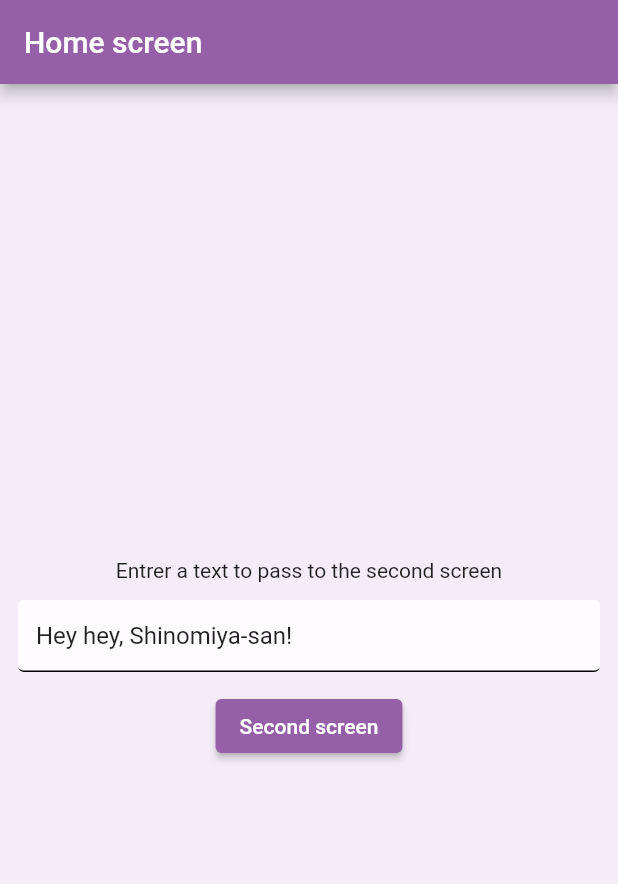
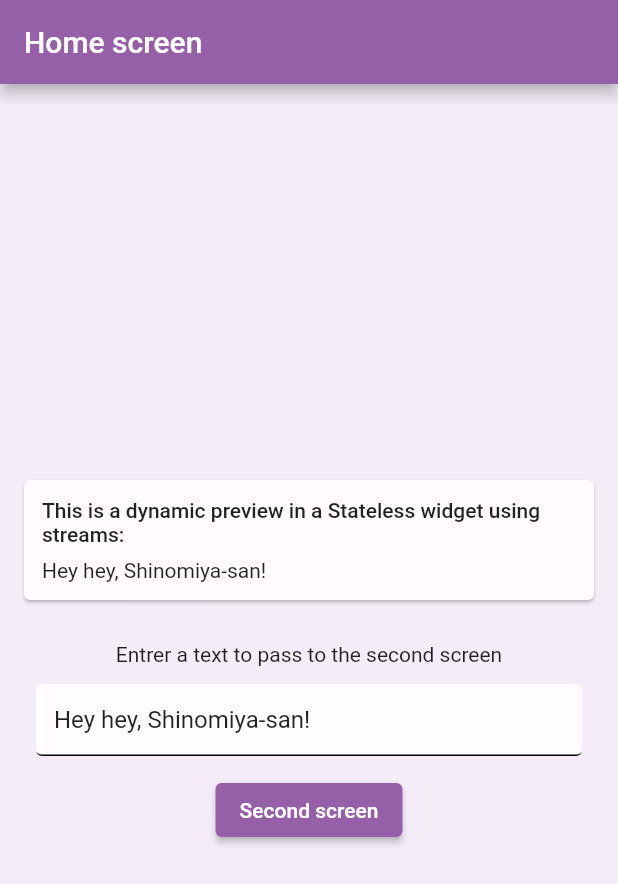
Before and after one commit to ArgoEMT/Template-App-Flutter, a Flutter app: the screen it shows after launch, on a phone screen of 412 x 824 dp. Shown: the top 884 px of the screen. Run offline on Flutter 3.47's test engine with Material 2 defaults, Android fonts, the phone set to English and light mode, and no system bars; our stand-ins replace rxdart.

Commit message:
feat: Use of stream on HomeScreen

```diff
--- a/lib/core/service/home_screen_service.dart
+++ b/lib/core/service/home_screen_service.dart
@@ -1,4 +1,4 @@
-import 'package:flutter_template/core/api/home_screen_api.dart';
+import '../api/home_screen_api.dart';
 
 /// Service of the HomeScreen.
 ///
--- a/lib/core/view_models/screen/home_screen_view_model.dart
+++ b/lib/core/view_models/screen/home_screen_view_model.dart
@@ -1,20 +1,25 @@
-import 'package:flutter_template/core/service/home_screen_service.dart';
+import 'package:rxdart/rxdart.dart';
 
+import '../../service/home_screen_service.dart';
 import '../components/base_view_model.dart';
 
 /// View model of the homescreen.
 ///
 /// It has an dummy init method that is used in the example.
 class HomeScreenViewModel extends BaseViewModel {
-  final HomeScreenService _homeScreenService;
-
   HomeScreenViewModel({
     required HomeScreenService homeScreenService,
   }) : _homeScreenService = homeScreenService;
+  final HomeScreenService _homeScreenService;
+
+  final _textController = BehaviorSubject<String>();
+
+  Stream<String> get textStream => _textController.stream;
+
+  set textValue(String newText) => _textController.add(newText);
 
   void init() async {
-    // ignore: avoid_print
-    print('Model is now init');
+    textValue = 'Hey hey, Shinomiya-san!';
     await _homeScreenService.someWSCall();
   }
 }
--- a/lib/ui/screens/home_screen/components/home_screen_body.dart
+++ b/lib/ui/screens/home_screen/components/home_screen_body.dart
@@ -1,8 +1,8 @@
 import 'package:flutter/material.dart';
 
-import 'package:flutter_template/core/constants/route_paths.dart';
-import 'package:flutter_template/core/view_models/screen/home_screen_view_model.dart';
-import 'package:flutter_template/ui/screens/second_screen/second_screen.dart';
+import '../../../../core/constants/route_paths.dart';
+import '../../../../core/view_models/screen/home_screen_view_model.dart';
+import '../../second_screen/second_screen.dart';
 
 class HomeScreenBody extends StatelessWidget {
   HomeScreenBody({
@@ -15,15 +15,46 @@ class HomeScreenBody extends StatelessWidget {
   final _controller = TextEditingController(text: 'Hey hey, Shinomiya-san!');
   @override
   Widget build(BuildContext context) {
-    return Center(
+    return Padding(
+      padding: const EdgeInsets.all(12.0),
       child: Column(
         mainAxisAlignment: MainAxisAlignment.center,
         children: [
+          Card(
+            child: Padding(
+              padding: const EdgeInsets.all(12),
+              child: Column(
+                crossAxisAlignment: CrossAxisAlignment.start,
+                children: [
+                  const Text(
+                    'This is a dynamic preview in a Stateless widget using streams:',
+                    style: TextStyle(
+                      fontWeight: FontWeight.w500,
+                    ),
+                  ),
+                  const SizedBox(height: 8),
+                  StreamBuilder<String>(
+                    stream: model.textStream,
+                    builder: (context, snapshot) {
+                      if (!snapshot.hasData) {
+                        return const Center(
+                          child: CircularProgressIndicator(),
+                        );
+                      }
+                      return Text(snapshot.data!);
+                    },
+                  ),
+                ],
+              ),
+            ),
+          ),
+          const SizedBox(height: 24),
           const Text('Entrer a text to pass to the second screen'),
           Padding(
             padding: const EdgeInsets.all(12.0),
             child: TextField(
               controller: _controller,
+              onChanged: (value) => model.textValue = value,
             ),
           ),
           ElevatedButton(
--- a/pubspec.yaml
+++ b/pubspec.yaml
@@ -31,6 +31,7 @@ dependencies:
     sdk: flutter
   provider: ^6.0.2
   intl: ^0.17.0
+  rxdart: ^0.27.3
 
 
   # The following adds the Cupertino Icons font to your application.
```
Also changed, not shown: lib/ui/screens/home_screen/home_screen.dart (+4 -3 lines), pubspec.lock.
